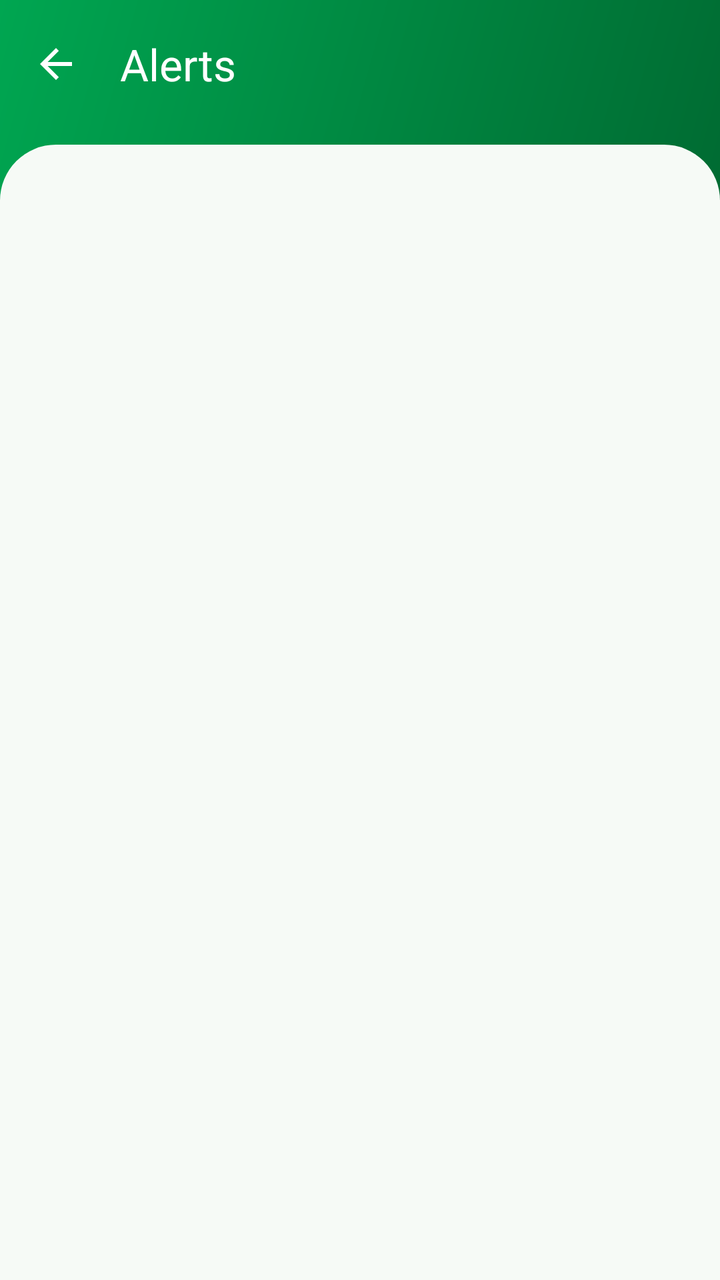
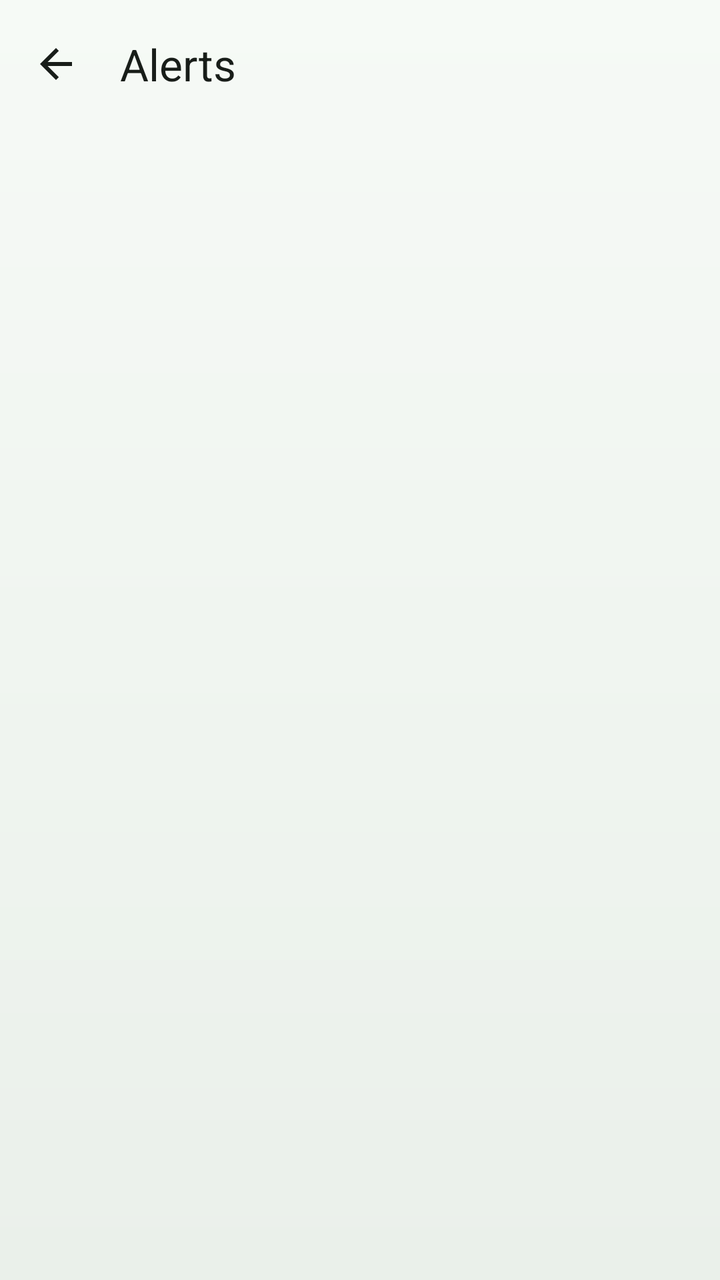

Before-and-after screenshots of an Android layout around one commit, followed by the original layout XML and the change that was made.
<!-- AndroidManifest.xml: application theme Theme.ClubHub -->
<!-- res/layout/activity_alerts.xml -->
<?xml version="1.0" encoding="utf-8"?>
<LinearLayout xmlns:android="http://schemas.android.com/apk/res/android"
    xmlns:app="http://schemas.android.com/apk/res-auto"
    android:layout_width="match_parent"
    android:layout_height="match_parent"
    android:background="?attr/colorSurface"
    android:orientation="vertical">

    <LinearLayout
        android:id="@+id/header"
        android:layout_width="match_parent"
        android:layout_height="wrap_content"
        android:background="@drawable/bg_header_gradient"
        android:orientation="vertical"
        android:paddingBottom="36dp">

        <com.google.android.material.appbar.MaterialToolbar
            android:id="@+id/toolbar"
            android:layout_width="match_parent"
            android:layout_height="?attr/actionBarSize"
            android:background="@android:color/transparent"
            app:navigationIcon="@drawable/ic_arrow_back_white"
            app:title="@string/title_alerts"
            app:titleTextAppearance="?attr/textAppearanceTitleLarge"
            app:titleTextColor="@color/white" />
    </LinearLayout>

    <FrameLayout
        android:layout_width="match_parent"
        android:layout_height="0dp"
        android:layout_marginTop="-28dp"
        android:layout_weight="1"
        android:background="@drawable/bg_sheet_top">

        <androidx.recyclerview.widget.RecyclerView
            android:id="@+id/recycler"
            android:layout_width="match_parent"
            android:layout_height="match_parent"
            android:clipToPadding="false"
            android:paddingTop="20dp"
            android:paddingBottom="20dp" />

        <LinearLayout
            android:id="@+id/empty_container"
            android:layout_width="match_parent"
            android:layout_height="wrap_content"
            android:layout_gravity="center"
            android:gravity="center_horizontal"
            android:orientation="vertical"
            android:padding="32dp"
            android:visibility="gone">

            <ImageView
                android:layout_width="72dp"
                android:layout_height="72dp"
                android:alpha="0.45"
                android:importantForAccessibility="no"
                android:src="@drawable/ic_bell_dark" />

            <TextView
                android:layout_width="match_parent"
                android:layout_height="wrap_content"
                android:layout_marginTop="12dp"
                android:gravity="center"
                android:text="@string/empty_alerts"
                android:textAppearance="?attr/textAppearanceBodyLarge"
                android:textColor="?attr/colorOnSurfaceVariant" />
        </LinearLayout>
    </FrameLayout>
</LinearLayout>
<!-- resources referenced by this layout -->
<resources>
  <color name="white">#FFFFFF</color>
  <!-- drawable bg_header_gradient (drawable) -->
  <?xml version="1.0" encoding="utf-8"?>
  <shape xmlns:android="http://schemas.android.com/apk/res/android"
      android:shape="rectangle">
      <gradient
          android:angle="315"
          android:endColor="@color/header_end"
          android:startColor="@color/header_start"
          android:type="linear" />
  </shape>
  <!-- drawable bg_sheet_top (drawable) -->
  <?xml version="1.0" encoding="utf-8"?>
  <shape xmlns:android="http://schemas.android.com/apk/res/android"
      android:shape="rectangle">
      <solid android:color="?attr/colorSurface" />
      <corners
          android:topLeftRadius="28dp"
          android:topRightRadius="28dp" />
  </shape>
  <!-- drawable ic_arrow_back_white (drawable) -->
  <?xml version="1.0" encoding="utf-8"?>
  <vector xmlns:android="http://schemas.android.com/apk/res/android"
      android:width="24dp"
      android:height="24dp"
      android:viewportWidth="24"
      android:viewportHeight="24">
      <path
          android:fillColor="#FFFFFF"
          android:pathData="M20,11H7.83l5.59,-5.59L12,4l-8,8 8,8 1.41,-1.41L7.83,13H20v-2z" />
  </vector>
  <!-- drawable ic_bell_dark (drawable) -->
  <?xml version="1.0" encoding="utf-8"?>
  <vector xmlns:android="http://schemas.android.com/apk/res/android"
      android:width="24dp"
      android:height="24dp"
      android:viewportWidth="24"
      android:viewportHeight="24"
      android:tint="?attr/colorControlNormal">
      <path
          android:fillColor="@android:color/white"
          android:pathData="M12,22c1.1,0 2,-0.9 2,-2h-4c0,1.1 0.89,2 2,2zM18,16v-5c0,-3.07 -1.64,-5.64 -4.5,-6.32V4c0,-0.83 -0.67,-1.5 -1.5,-1.5s-1.5,0.67 -1.5,1.5v0.68C7.63,5.36 6,7.92 6,11v5l-2,2v1h16v-1l-2,-2z" />
  </vector>
  <string name="empty_alerts">No alerts yet. When a new event matches your interests, it shows up here.</string>
  <string name="title_alerts">Alerts</string>
  <style name="Theme.ClubHub" parent="Base.Theme.ClubHub" />
  <color name="header_end">#006B32</color>
  <color name="header_start">#00A651</color>
  <style name="Widget.ClubHub.TextInputLayout" parent="Widget.Material3.TextInputLayout.OutlinedBox">
          <item name="boxCornerRadiusTopStart">14dp</item>
          <item name="boxCornerRadiusTopEnd">14dp</item>
          <item name="boxCornerRadiusBottomStart">14dp</item>
          <item name="boxCornerRadiusBottomEnd">14dp</item>
      </style>
  <style name="Widget.ClubHub.Button" parent="Widget.Material3.Button">
          <item name="cornerRadius">16dp</item>
      </style>
  <!-- unchanged entries left out for length: 1 -->
</resources>

<!-- the commit's change to res/layout/activity_alerts.xml (unified diff, before → after) -->
@@ -3,16 +3,15 @@
     xmlns:app="http://schemas.android.com/apk/res-auto"
     android:layout_width="match_parent"
     android:layout_height="match_parent"
-    android:background="?attr/colorSurface"
+    android:background="@drawable/bg_screen_mint"
     android:orientation="vertical">
 
     <LinearLayout
         android:id="@+id/header"
         android:layout_width="match_parent"
         android:layout_height="wrap_content"
-        android:background="@drawable/bg_header_gradient"
         android:orientation="vertical"
-        android:paddingBottom="36dp">
+        android:paddingBottom="4dp">
 
         <com.google.android.material.appbar.MaterialToolbar
             android:id="@+id/toolbar"
@@ -20,25 +19,25 @@
             android:layout_height="?attr/actionBarSize"
             android:background="@android:color/transparent"
             app:navigationIcon="@drawable/ic_arrow_back_white"
+            app:navigationIconTint="?attr/colorOnSurface"
             app:title="@string/title_alerts"
             app:titleTextAppearance="?attr/textAppearanceTitleLarge"
-            app:titleTextColor="@color/white" />
+            app:titleTextColor="?attr/colorOnSurface" />
     </LinearLayout>
 
     <FrameLayout
         android:layout_width="match_parent"
         android:layout_height="0dp"
-        android:layout_marginTop="-28dp"
-        android:layout_weight="1"
-        android:background="@drawable/bg_sheet_top">
+        android:layout_weight="1">
 
         <androidx.recyclerview.widget.RecyclerView
             android:id="@+id/recycler"
             android:layout_width="match_parent"
             android:layout_height="match_parent"
             android:clipToPadding="false"
-            android:paddingTop="20dp"
-            android:paddingBottom="20dp" />
+            android:paddingHorizontal="4dp"
+            android:paddingTop="8dp"
+            android:paddingBottom="24dp" />
 
         <LinearLayout
             android:id="@+id/empty_container"
<!-- resource entries referenced after the edit -->
@@ -1,24 +1,15 @@
 <!-- resources referenced by this layout -->
 <resources>
-  <color name="white">#FFFFFF</color>
-  <!-- drawable bg_header_gradient (drawable) -->
+  <!-- drawable bg_screen_mint (drawable) -->
   <?xml version="1.0" encoding="utf-8"?>
   <shape xmlns:android="http://schemas.android.com/apk/res/android"
       android:shape="rectangle">
       <gradient
-          android:angle="315"
-          android:endColor="@color/header_end"
-          android:startColor="@color/header_start"
+          android:angle="270"
+          android:startColor="?attr/colorSurface"
+          android:centerColor="?attr/colorSurfaceContainerLow"
+          android:endColor="?attr/colorSurfaceContainer"
           android:type="linear" />
-  </shape>
-  <!-- drawable bg_sheet_top (drawable) -->
-  <?xml version="1.0" encoding="utf-8"?>
-  <shape xmlns:android="http://schemas.android.com/apk/res/android"
-      android:shape="rectangle">
-      <solid android:color="?attr/colorSurface" />
-      <corners
-          android:topLeftRadius="28dp"
-          android:topRightRadius="28dp" />
   </shape>
   <!-- drawable ic_arrow_back_white (drawable) -->
   <?xml version="1.0" encoding="utf-8"?>
@@ -46,8 +37,6 @@
   <string name="empty_alerts">No alerts yet. When a new event matches your interests, it shows up here.</string>
   <string name="title_alerts">Alerts</string>
   <style name="Theme.ClubHub" parent="Base.Theme.ClubHub" />
-  <color name="header_end">#006B32</color>
-  <color name="header_start">#00A651</color>
   <style name="Widget.ClubHub.TextInputLayout" parent="Widget.Material3.TextInputLayout.OutlinedBox">
           <item name="boxCornerRadiusTopStart">14dp</item>
           <item name="boxCornerRadiusTopEnd">14dp</item>
